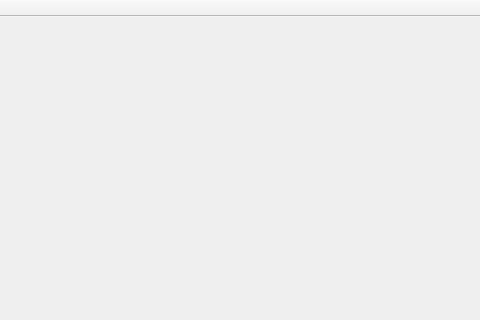
Before: the Qt Designer form QtProject/Mesh/MeshLoaderQt/mainwindow.ui in flaviadcasag/SE_ProjectVibot, drawn with Qt 5; both pictures show x 456 to 936 and y 0 to 320 of the 936 by 673 pixel window.
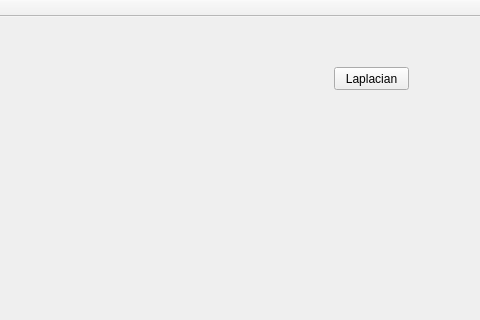
After: the same form once the commit is applied. Custom widgets are drawn as their Qt base class.

Diff of the .ui file:
```diff
--- a/QtProject/Mesh/MeshLoaderQt/mainwindow.ui
+++ b/QtProject/Mesh/MeshLoaderQt/mainwindow.ui
@@ -24,6 +24,19 @@
      </rect>
     </property>
    </widget>
+   <widget class="QPushButton" name="pushButton">
+    <property name="geometry">
+     <rect>
+      <x>790</x>
+      <y>50</y>
+      <width>75</width>
+      <height>23</height>
+     </rect>
+    </property>
+    <property name="text">
+     <string>Laplacian</string>
+    </property>
+   </widget>
   </widget>
   <widget class="QMenuBar" name="menuBar">
    <property name="geometry">
```
